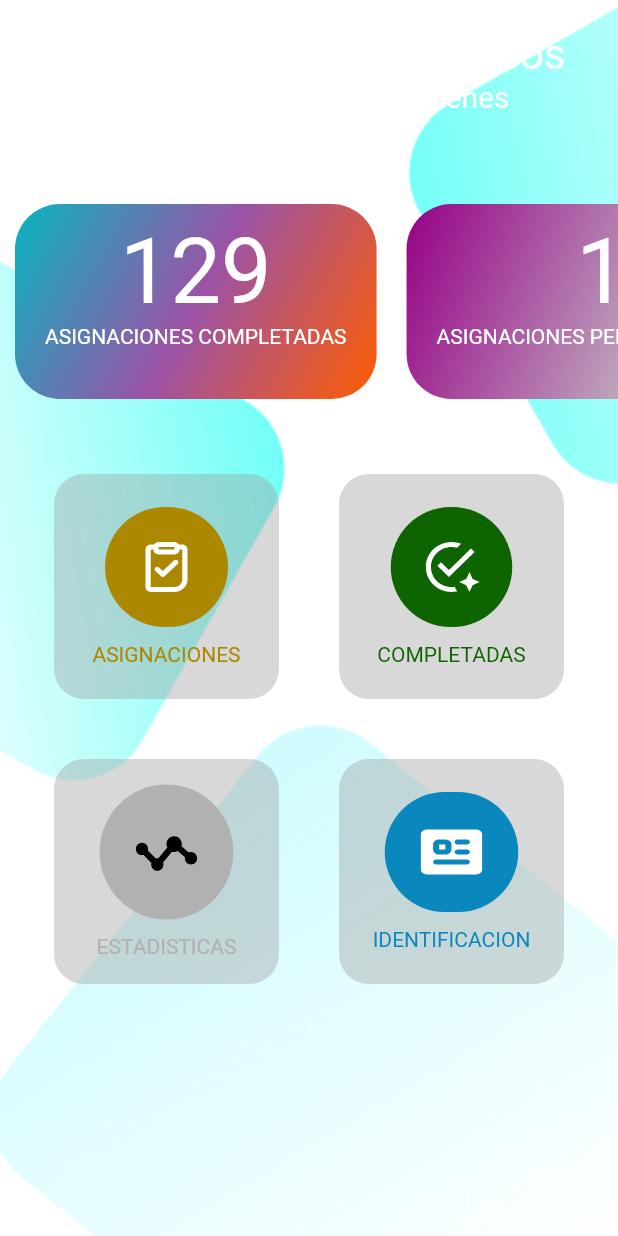
After one commit to RonyPony/roke_mobileApp, a Flutter app: the HomeScreen screen opened by its route, on a phone screen of 412 x 824 dp. The commit adds this screen. Run offline on Flutter 3.47's test engine with Material 2 defaults, Android fonts, the light colour scheme and no system bars; our stand-ins replace flutter_svg.

Commit message:
adding home screen

```diff
--- a/lib/routes/routes.dart
+++ b/lib/routes/routes.dart
@@ -1,5 +1,6 @@
 import 'package:flutter/cupertino.dart';
 import 'package:rokeapp/screen/forgottenPassword/forgottenPassword.screen.dart';
+import 'package:rokeapp/screen/home/home.screen.dart';
 import 'package:rokeapp/screen/landing/landing.screen.dart';
 import 'package:rokeapp/screen/login/login.screen.dart';
 
@@ -8,6 +9,7 @@ Map<String, WidgetBuilder> getApplicationRoutes() {
     LandingPage.routeName: (BuildContext context) => const LandingPage(),
     LoginScreen.routeName: (BuildContext context) => const LoginScreen(),
     ForgotenPasswordScreen.routeName: (BuildContext context) =>
-        const ForgotenPasswordScreen()
+        const ForgotenPasswordScreen(),
+    HomeScreen.routeName: (BuildContext context) => const HomeScreen(),
   };
 }
--- /dev/null
+++ b/lib/screen/home/home.screen.dart
@@ -0,0 +1,193 @@
+import 'package:flutter/material.dart';
+import 'package:flutter_svg/svg.dart';
+
+class HomeScreen extends StatelessWidget {
+  const HomeScreen({super.key});
+  static String routeName = "/homeScreen";
+  @override
+  Widget build(BuildContext context) {
+    return Stack(children: [
+      Image.asset(
+        "assets/background1.png",
+        height: MediaQuery.of(context).size.height,
+        width: MediaQuery.of(context).size.width,
+        fit: BoxFit.cover,
+      ),
+      Scaffold(
+        backgroundColor: Colors.transparent,
+        body: SafeArea(
+          child: Column(
+            children: [
+              _buildHeaderTitle(),
+              _buildKPIs(context),
+              _buildOptions()
+            ],
+          ),
+        ),
+      )
+    ]);
+  }
+
+  _buildHeaderTitle() {
+    return Padding(
+      padding: const EdgeInsets.only(top: 20, left: 20),
+      child: Column(
+        children: [
+          Row(
+            children: [
+              Text(
+                "Bienvenido de vuelta Marcos",
+                style: TextStyle(color: Colors.white, fontSize: 28),
+              ),
+            ],
+          ),
+          Row(
+            children: [
+              Text(
+                "Aqui estamos, listos y a tus ordenes",
+                style: TextStyle(color: Colors.white, fontSize: 20),
+              ),
+            ],
+          ),
+        ],
+      ),
+    );
+  }
+
+  _buildKPIs(BuildContext context) {
+    List<LinearGradient> gradients = [
+      const LinearGradient(
+        begin: Alignment.topLeft,
+        end: Alignment.bottomRight,
+        colors: [Color(0xff06B6C1), Color(0xff9B53A7), Color(0xffFF5C00)],
+      ),
+      const LinearGradient(
+        begin: Alignment.topLeft,
+        end: Alignment.bottomRight,
+        colors: [Color(0xff960087), Color(0xffBDA3BB), Color(0xffADFF00)],
+      ),
+      const LinearGradient(
+        begin: Alignment.topLeft,
+        end: Alignment.bottomRight,
+        colors: [Color(0xff030096), Color(0xffFFFFFF), Color(0xffFF0000)],
+      ),
+    ];
+    Map<int, String> data = {
+      129: "asignaciones completadas",
+      127: "asignaciones pendientes por trabajar",
+      29: "horas trabajadas"
+    };
+    return Padding(
+      padding: const EdgeInsets.only(top: 50),
+      child: Row(
+        children: [
+          Container(
+            height: 150,
+            width: MediaQuery.sizeOf(context).width,
+            child: ListView.builder(
+              scrollDirection: Axis.horizontal,
+              itemCount: data.length,
+              itemBuilder: (context, index) {
+                return Padding(
+                  padding: const EdgeInsets.all(10),
+                  child: Container(
+                    padding: EdgeInsets.only(left: 20, top: 10, right: 20),
+                    decoration: BoxDecoration(
+                        gradient: gradients[index],
+                        borderRadius: BorderRadius.circular(30)),
+                    child: Column(
+                      children: [
+                        Row(
+                          children: [
+                            Text(
+                              data.entries.toList()[index].key.toString(),
+                              style:
+                                  TextStyle(fontSize: 60, color: Colors.white),
+                            )
+                          ],
+                        ),
+                        Row(
+                          children: [
+                            Text(
+                              data.entries
+                                  .toList()[index]
+                                  .value
+                                  .toString()
+                                  .toUpperCase(),
+                              style: TextStyle(color: Colors.white),
+                            )
+                          ],
+                        )
+                      ],
+                    ),
+                  ),
+                );
+              },
+            ),
+          )
+        ],
+      ),
+    );
+  }
+
+  _buildOptions() {
+    return Padding(
+      padding: const EdgeInsets.only(top: 20),
+      child: Container(
+        // decoration: BoxDecoration(color: Colors.blue),
+        child: Column(
+          children: [
+            Row(
+              mainAxisAlignment: MainAxisAlignment.center,
+              children: [
+                _buildAnOption("asignaciones",
+                    SvgPicture.asset('assets/task.svg'), Color(0xffAC8700)),
+                _buildAnOption("completadas",
+                    SvgPicture.asset('assets/done.svg'), Color(0xff0E6500))
+              ],
+            ),
+            Row(
+              mainAxisAlignment: MainAxisAlignment.center,
+              children: [
+                _buildAnOption("estadisticas",
+                    SvgPicture.asset('assets/stats.svg'), Color(0xffB1B1B1)),
+                _buildAnOption("identificacion",
+                    SvgPicture.asset('assets/carnet.svg'), Color(0xff0A87BC))
+              ],
+            )
+          ],
+        ),
+      ),
+    );
+  }
+
+  _buildAnOption(String s, SvgPicture svgPicture, Color red) {
+    return Padding(
+      padding: const EdgeInsets.all(20),
+      child: Container(
+        height: 150,
+        width: 150,
+        decoration: BoxDecoration(
+            color: Colors.grey.withOpacity(.4),
+            borderRadius: BorderRadius.circular(20)),
+        child: Column(
+          mainAxisAlignment: MainAxisAlignment.center,
+          children: [
+            Container(
+                padding: EdgeInsets.all(20),
+                decoration: BoxDecoration(
+                    color: red, borderRadius: BorderRadius.circular(50)),
+                child: svgPicture),
+            SizedBox(
+              height: 10,
+            ),
+            Text(
+              s.toUpperCase(),
+              style: TextStyle(color: red),
+            )
+          ],
+        ),
+      ),
+    );
+  }
+}
--- a/lib/screen/login/login.screen.dart
+++ b/lib/screen/login/login.screen.dart
@@ -1,5 +1,6 @@
 import 'package:flutter/material.dart';
 import 'package:flutter_svg/svg.dart';
+import 'package:rokeapp/screen/home/home.screen.dart';
 import 'package:rokeapp/widgets/mainBtn.widget.dart';
 import 'package:rokeapp/widgets/textField.widget.dart';
 
@@ -79,7 +80,12 @@ class LoginScreen extends StatelessWidget {
                   ),
                 ],
               ),
-              RokeMainBtn(text: "entrar"),
+              GestureDetector(
+                  onTap: () {
+                    Navigator.of(context).pushNamedAndRemoveUntil(
+                        HomeScreen.routeName, (route) => false);
+                  },
+                  child: RokeMainBtn(text: "entrar")),
               SizedBox(
                 height: 30,
               ),
```
